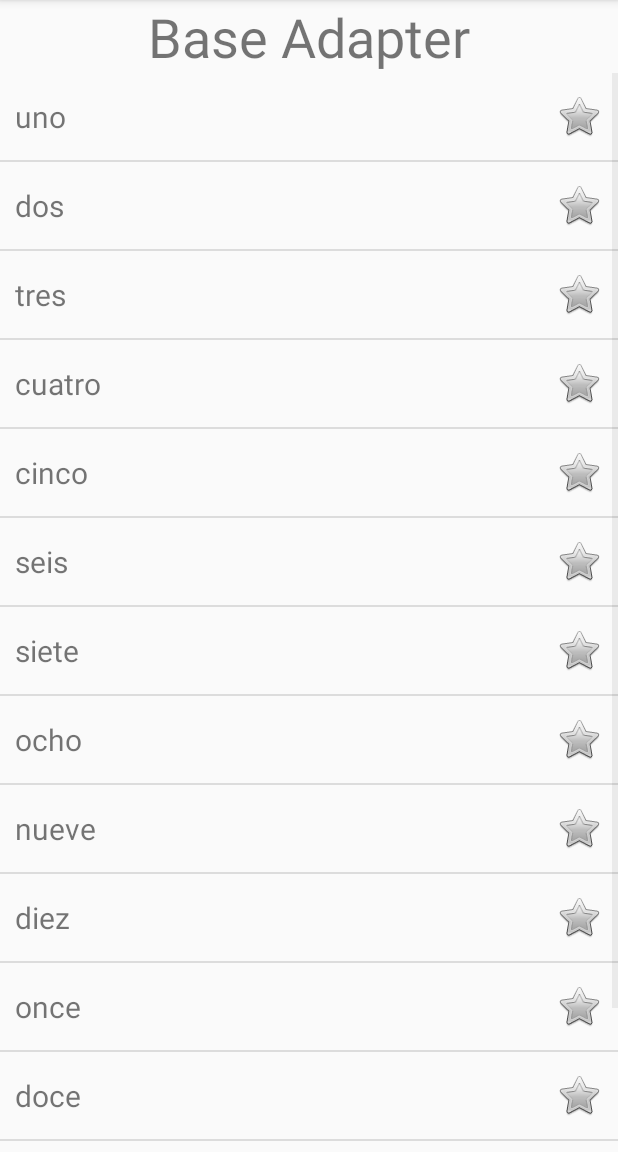
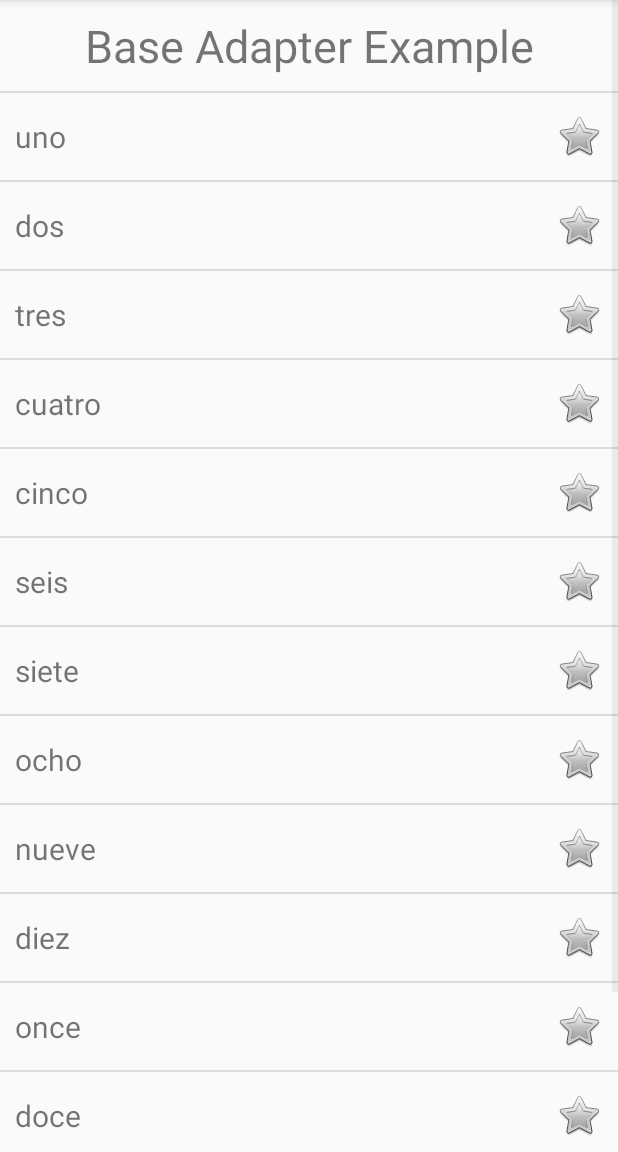
Before and after one commit to BelatrixTraining/Android-Fundamentals, an Android app: the BaseAdapterActivity screen opened directly, with no data from a screen before it, on a phone screen of 412 x 824 dp, the part 84-1236 px from its top. Run offline under Robolectric (Android 15) with nearby library versions, the phone set to English and light mode, and no system bars.

Commit message:
adding header

```diff
--- a/Lesson5/app/src/main/java/com/bx/android/lesson5/baseadapter/BaseAdapterActivity.java
+++ b/Lesson5/app/src/main/java/com/bx/android/lesson5/baseadapter/BaseAdapterActivity.java
@@ -3,7 +3,9 @@ package com.bx.android.lesson5.baseadapter;
 import android.os.Bundle;
 import android.support.annotation.Nullable;
 import android.support.v7.app.AppCompatActivity;
+import android.view.View;
 import android.widget.ListView;
+import android.widget.TextView;
 
 import com.bx.android.lesson5.R;
 
@@ -19,7 +21,10 @@ public class BaseAdapterActivity extends AppCompatActivity {
     protected void onCreate(@Nullable Bundle savedInstanceState) {
         super.onCreate(savedInstanceState);
         setContentView(R.layout.activity_base_adapter);
+        View headerView = getLayoutInflater().inflate(R.layout.header_title, null);
+        ((TextView)headerView.findViewById(R.id.headerTitle)).setText(R.string.baseAdapterTitle);
         ListView baseAdapterListView = (ListView) findViewById(R.id.baseAdapterList);
+        baseAdapterListView.addHeaderView(headerView);
         baseAdapterListView.setAdapter(new BaseAdapterExample(this, Arrays.asList(getResources().getStringArray(R.array.lorem))));
 
     }
--- a/Lesson5/app/src/main/res/layout/activity_base_adapter.xml
+++ b/Lesson5/app/src/main/res/layout/activity_base_adapter.xml
@@ -3,13 +3,6 @@
     android:layout_width="match_parent"
     android:layout_height="match_parent"
     android:orientation="vertical">
-
-    <TextView
-        android:layout_width="match_parent"
-        android:layout_height="wrap_content"
-        android:gravity="center"
-        android:text="@string/baseAdapterTitle"
-        android:textSize="36sp" />
 
     <ListView
         android:id="@+id/baseAdapterList"
--- a/Lesson5/app/src/main/res/values/strings.xml
+++ b/Lesson5/app/src/main/res/values/strings.xml
@@ -1,5 +1,5 @@
 <resources>
     <string name="app_name">Lesson5</string>
-    <string name="baseAdapterTitle">Base Adapter</string>
+    <string name="baseAdapterTitle">Base Adapter Example</string>
     <string name="viewHolderTitle">View Holder Example</string>
 </resources>
```
